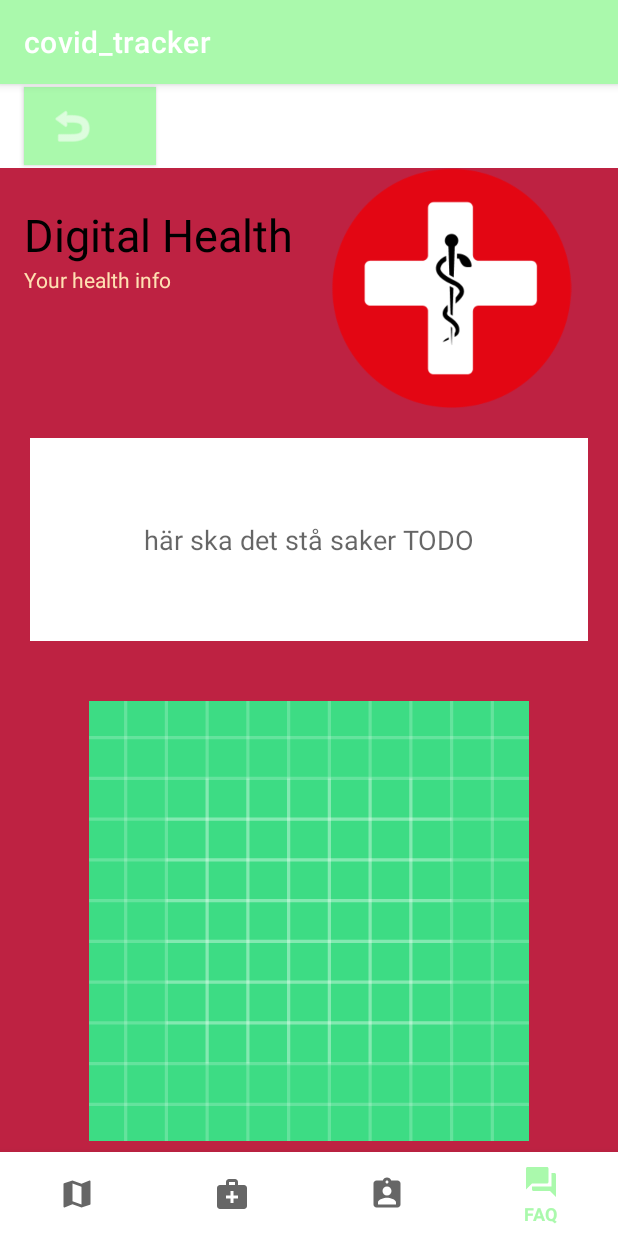
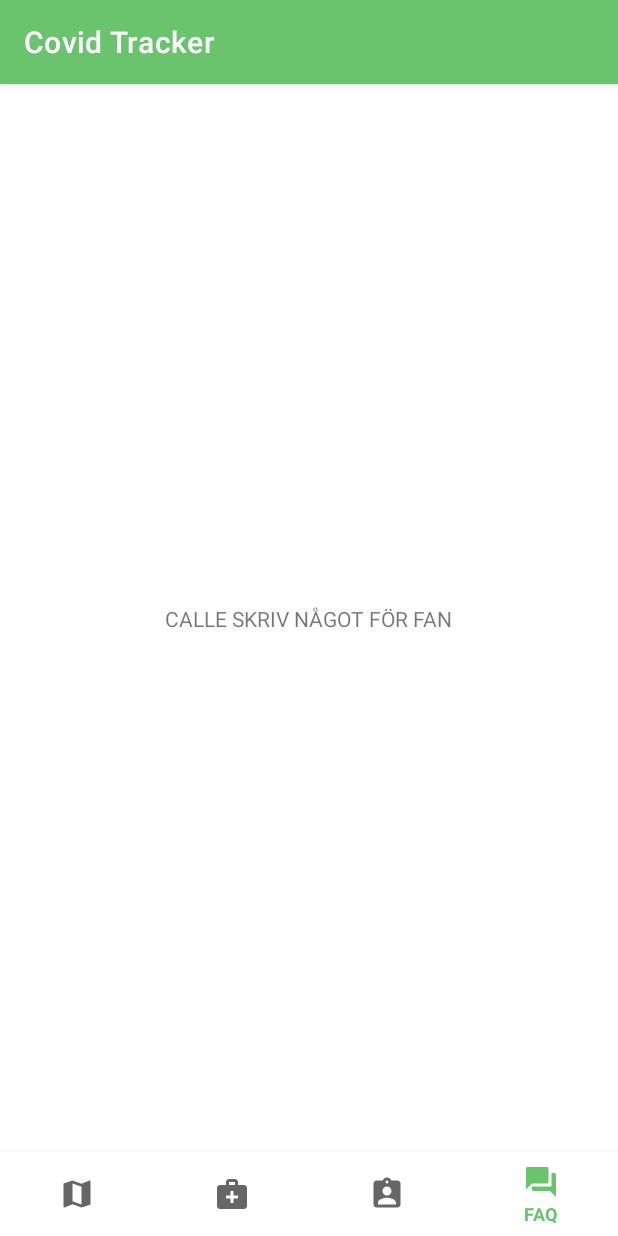
Before and after one commit to monkcs/software-engineering-project, an Android app: the screen it shows after launch (Dashboard), item 4 of the bottom bar chosen, on a phone screen of 412 x 824 dp. Run offline under Robolectric (Android 15) with nearby library versions, the phone set to English and light mode, and no system bars.

Commit message:
nya designen

```diff
--- a/android-app/app/build.gradle
+++ b/android-app/app/build.gradle
@@ -49,4 +49,6 @@ dependencies {
 
 
 
+
+
 }
--- a/android-app/app/src/main/java/com/example/covid_tracker/Boka_vaccin.java
+++ b/android-app/app/src/main/java/com/example/covid_tracker/Boka_vaccin.java
@@ -14,7 +14,7 @@ import android.widget.TextView;
 
 public class Boka_vaccin extends Fragment implements View.OnClickListener {
 
-    private Button button1boka, button2omboka, button3avboka, button4tillbaka;
+    private Button button1boka, button2omboka, button3avboka;
     private View view;
 
     @Override
@@ -25,12 +25,11 @@ public class Boka_vaccin extends Fragment implements View.OnClickListener {
         button1boka = (Button) view.findViewById(R.id.button11);
         button2omboka = (Button) view.findViewById(R.id.button22);
         button3avboka = (Button) view.findViewById(R.id.button33);
-        button4tillbaka = (Button) view.findViewById(R.id.button44);
 
         button1boka.setOnClickListener(this);
         button2omboka.setOnClickListener(this);
         button3avboka.setOnClickListener(this);
-        button4tillbaka.setOnClickListener(this);
+
 
         return view;
 
--- a/android-app/app/src/main/java/com/example/covid_tracker/Dashboard.java
+++ b/android-app/app/src/main/java/com/example/covid_tracker/Dashboard.java
@@ -1,15 +1,9 @@
 package com.example.covid_tracker;
 
 
-import android.content.Intent;
 import android.os.Bundle;
 import android.view.MenuItem;
-import android.view.View;
-import android.view.View.OnClickListener;
-import android.widget.Button;
-import android.widget.RelativeLayout;
 
-import androidx.annotation.NonNull;
 import androidx.appcompat.app.AppCompatActivity;
 import androidx.fragment.app.Fragment;
 
@@ -20,6 +14,7 @@ public class Dashboard extends AppCompatActivity {
     @Override
     protected void onCreate(Bundle savedInstanceState) {
         super.onCreate(savedInstanceState);
+
         setContentView(R.layout.activity_dashboard_fragments);
 
         BottomNavigationView bottomNav = findViewById(R.id.bottom_navigation);
@@ -30,9 +25,10 @@ public class Dashboard extends AppCompatActivity {
             getSupportFragmentManager().beginTransaction().replace(R.id.fragment_container,
                     new DigitalHealth()).commit();
         }
+
     }
 
-    private BottomNavigationView.OnNavigationItemSelectedListener navListener =
+    private final BottomNavigationView.OnNavigationItemSelectedListener navListener =
             item -> {
                 Fragment selectedFragment = null;
 
@@ -48,7 +44,7 @@ public class Dashboard extends AppCompatActivity {
                         break;
 
                     case R.id.faq:
-                        //selectedFragment = new DigitalHealth();
+                        selectedFragment = new Faq();
                         break;
                 }
 
@@ -61,60 +57,4 @@ public class Dashboard extends AppCompatActivity {
 
 
 
-    /*
-    private Button logindashbord;
-
-    @Override
-    protected void onCreate(Bundle savedInstanceState) {
-        super.onCreate(savedInstanceState);
-        setContentView(R.layout.activity_dashboard_fragments);
-
-        RelativeLayout bokavaccin1 = (RelativeLayout) findViewById(R.id.bokavaccin1);
-        RelativeLayout digitalhelth = (RelativeLayout) findViewById(R.id.digitalHealth);
-        bokavaccin1.setOnClickListener(this);
-
-
-        RelativeLayout statistics = (RelativeLayout) findViewById(R.id.btn_statistics);
-        statistics.setOnClickListener(this);
-
-        digitalhelth.setOnClickListener(this);
-    }
-
-    public void openBokavaccin()
-    {
-        Intent intent = new Intent(this, Boka_vaccin.class);
-        startActivity(intent);
-    }
-
-    public void openStat()
-    {
-        Intent intent = new Intent(this, StatisticsMenu.class);
-        startActivity(intent);
-    }
-
-    public void openDigitalHelth(){
-        Intent intent = new Intent(this, DigitalHealth.class);
-        startActivity(intent);
-    }
-
-    @Override
-    public void onClick(View view) {
-        switch (view.getId()) {
-
-
-            case R.id.bokavaccin1:
-                System.out.println("button has been pressed");
-                openBokavaccin();
-                break;
-
-            case R.id.btn_statistics:
-                openStat();
-                break;
-
-            case  R.id.digitalHealth:
-                openDigitalHelth();
-                break;
-        }
-    }
-     */
 }
--- a/android-app/app/src/main/java/com/example/covid_tracker/DigitalHealth.java
+++ b/android-app/app/src/main/java/com/example/covid_tracker/DigitalHealth.java
@@ -10,13 +10,13 @@ import android.widget.Button;
 import android.widget.ImageView;
 
 import androidx.annotation.Nullable;
-import androidx.appcompat.app.AppCompatActivity;
 import androidx.fragment.app.Fragment;
 
 import com.google.zxing.BarcodeFormat;
 import com.google.zxing.MultiFormatWriter;
 import com.google.zxing.WriterException;
 import com.google.zxing.common.BitMatrix;
+
 
 public class DigitalHealth extends Fragment {
 
@@ -39,7 +39,7 @@ public class DigitalHealth extends Fragment {
     }
 
     public void goBack(){
-        Intent intent = new Intent(getActivity(), Dashboard_old.class);
+        Intent intent = new Intent(getActivity(), Dashboard.class);
         startActivity(intent);
     }
 
--- /dev/null
+++ b/android-app/app/src/main/java/com/example/covid_tracker/Faq.java
@@ -0,0 +1,26 @@
+package com.example.covid_tracker;
+
+import androidx.annotation.Nullable;
+import androidx.appcompat.app.AppCompatActivity;
+import androidx.fragment.app.Fragment;
+
+import android.os.Bundle;
+import android.view.LayoutInflater;
+import android.view.View;
+import android.view.ViewGroup;
+
+public class Faq extends Fragment {
+
+    private View view;
+    @Override
+    public View onCreateView(LayoutInflater inflater, @Nullable ViewGroup container, @Nullable Bundle savedInstanceState) {
+        view  = inflater.inflate(R.layout.fragment_faq, container, false);
+        //toppen
+        // tex    button = (Button) view.findViewById(R.id.button); viktigt att det står view. för att komma åt element i fragmented
+
+
+
+        //botten
+        return view;
+    }
+}
--- a/android-app/app/src/main/java/com/example/covid_tracker/Login.java
+++ b/android-app/app/src/main/java/com/example/covid_tracker/Login.java
@@ -60,7 +60,7 @@ public class Login extends AppCompatActivity implements OnClickListener {
                     WebRequest.username = user_email.getText().toString();
                     WebRequest.password = user_password.getText().toString();
 
-                    Intent intent = new Intent(Login.this, Dashboard_old.class);
+                    Intent intent = new Intent(Login.this, Dashboard.class);
                     finish();
                     startActivity(intent);
 
--- a/android-app/app/src/main/res/layout/activity_dashboard_fragments.xml
+++ b/android-app/app/src/main/res/layout/activity_dashboard_fragments.xml
@@ -4,7 +4,9 @@
     xmlns:tools="http://schemas.android.com/tools"
     android:layout_width="match_parent"
     android:layout_height="match_parent"
-    tools:context="com.example.covid_tracker.Dashboard_old">
+    tools:context="com.example.covid_tracker.Dashboard">
+
+
 
     <com.google.android.material.bottomnavigation.BottomNavigationView
         android:id="@+id/bottom_navigation"
--- a/android-app/app/src/main/res/layout/fragment_digital_health.xml
+++ b/android-app/app/src/main/res/layout/fragment_digital_health.xml
@@ -9,31 +9,7 @@
 
     <androidx.constraintlayout.widget.ConstraintLayout
         android:layout_width="match_parent"
-        android:layout_height="wrap_content"
-        android:background="@color/redish">
-
-        <androidx.appcompat.widget.Toolbar
-            android:id="@+id/toolbar"
-            android:layout_width="0dp"
-            android:layout_height="wrap_content"
-            android:background="@color/white"
-            android:minHeight="?attr/actionBarSize"
-            android:theme="?attr/actionBarTheme"
-            app:layout_constraintEnd_toEndOf="parent"
-            app:layout_constraintStart_toStartOf="parent"
-            app:layout_constraintTop_toTopOf="parent">
-
-            <Button
-                android:id="@+id/goback"
-                android:layout_width="wrap_content"
-                android:layout_height="wrap_content"
-                android:background="@color/redish"
-                app:icon="@android:drawable/ic_menu_revert"
-                tools:layout_editor_absoluteX="72dp"
-                tools:layout_editor_absoluteY="12dp" />
-            <!--app:srcCompat="@android:drawable/ic_menu_revert"-->
-
-        </androidx.appcompat.widget.Toolbar>
+        android:layout_height="wrap_content">
 
 
         <TextView
@@ -41,14 +17,13 @@
             android:layout_width="0dp"
             android:layout_height="wrap_content"
             android:layout_marginStart="16dp"
-            android:layout_marginTop="24dp"
             android:text="@string/digital_health"
             android:textColor="#000000"
             android:textSize="30sp"
             app:fontFamily="sans-serif"
             app:layout_constraintEnd_toStartOf="@+id/imageView"
             app:layout_constraintStart_toStartOf="parent"
-            app:layout_constraintTop_toBottomOf="@+id/toolbar" />
+            tools:layout_editor_absoluteY="80dp" />
 
         <TextView
             android:id="@+id/textView2"
@@ -66,11 +41,11 @@
             android:layout_width="0dp"
             android:layout_height="160dp"
             android:layout_marginEnd="16dp"
+            android:contentDescription="@string/todo"
             app:layout_constraintEnd_toEndOf="parent"
             app:layout_constraintStart_toEndOf="@+id/textView"
-            app:layout_constraintTop_toBottomOf="@+id/toolbar"
             app:srcCompat="@drawable/medical_icon_1_300x300"
-            android:contentDescription="@string/todo" />
+            tools:layout_editor_absoluteY="56dp" />
 
         <LinearLayout
             android:id="@+id/linearLayout"
--- /dev/null
+++ b/android-app/app/src/main/res/layout/fragment_faq.xml
@@ -0,0 +1,19 @@
+<?xml version="1.0" encoding="utf-8"?>
+<androidx.constraintlayout.widget.ConstraintLayout xmlns:android="http://schemas.android.com/apk/res/android"
+    xmlns:app="http://schemas.android.com/apk/res-auto"
+    xmlns:tools="http://schemas.android.com/tools"
+    android:layout_width="match_parent"
+    android:layout_height="match_parent"
+    tools:context=".Faq">
+
+
+    <TextView
+        android:id="@+id/textView3"
+        android:layout_width="wrap_content"
+        android:layout_height="wrap_content"
+        android:text="CALLE SKRIV NÅGOT FÖR FAN"
+        app:layout_constraintBottom_toBottomOf="parent"
+        app:layout_constraintEnd_toEndOf="parent"
+        app:layout_constraintStart_toStartOf="parent"
+        app:layout_constraintTop_toTopOf="parent" />
+</androidx.constraintlayout.widget.ConstraintLayout>
--- a/android-app/app/src/main/res/values/colors.xml
+++ b/android-app/app/src/main/res/values/colors.xml
@@ -11,7 +11,7 @@
     <color name="redish">#be2242</color>
     <color name="lightpink">#F6DCE5</color>
     <color name="grey">#7E7E7E</color>
-    <color name="green">#aaf9ac</color>
+    <color name="green">#6AC36D</color>
 
 
         <color name="colorPrimary">#6200EE</color>
--- a/android-app/app/src/main/res/values/strings.xml
+++ b/android-app/app/src/main/res/values/strings.xml
@@ -1,5 +1,5 @@
 <resources>
-    <string name="app_name">covid_tracker</string>
+    <string name="app_name">Covid Tracker</string>
     <string name="button_login">Log In</string>
     <string name="button_signUp">Sign Up!</string>
     <string name="vaccin_info">Vaccin-Info</string>
```
Also changed, not shown: android-app/app/src/main/AndroidManifest.xml (+10 -10 lines), android-app/app/src/main/java/com/example/covid_tracker/Boka_vaccin2.java (+12 -0 lines), android-app/app/src/main/java/com/example/covid_tracker/Dashboard_old.java (deleted, +0 -69 lines), android-app/app/src/main/java/com/example/covid_tracker/StatisticsVacc.java (+12 -0 lines), android-app/app/src/main/res/layout/fragment_boka_vaccin.xml (+12 -17 lines), android-app/app/src/main/res/layout/fragment_statistics_menu.xml (+31 -41 lines), android-app/app/src/main/res/layout/stat_vaccinations.xml (+4 -17 lines).
